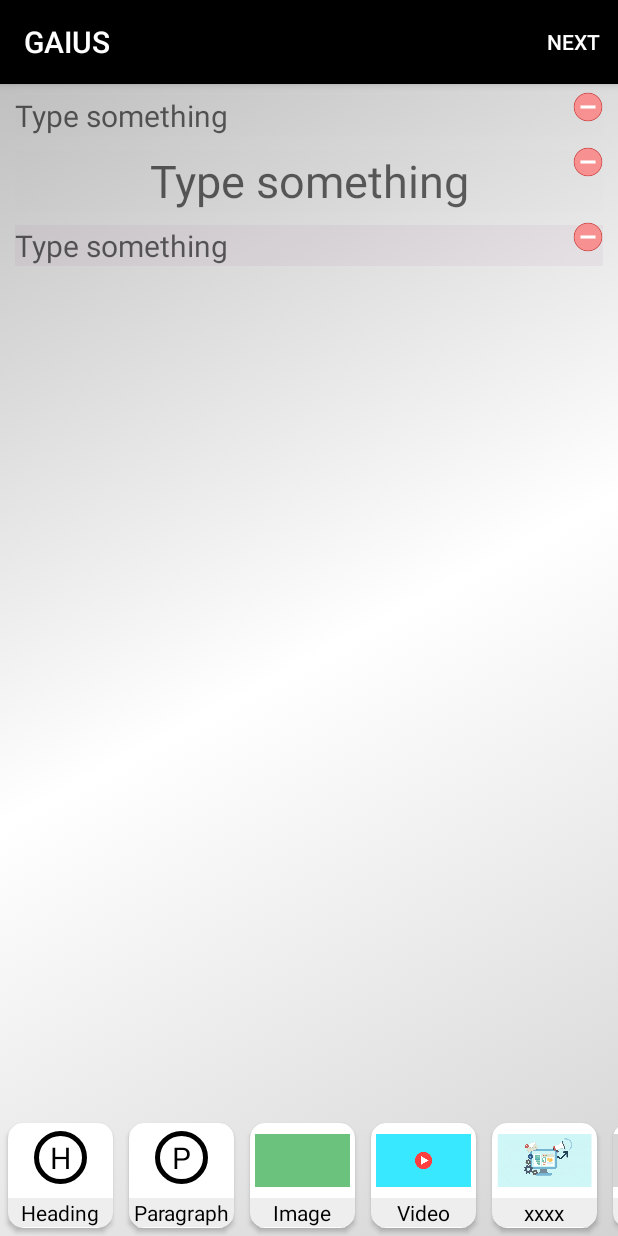
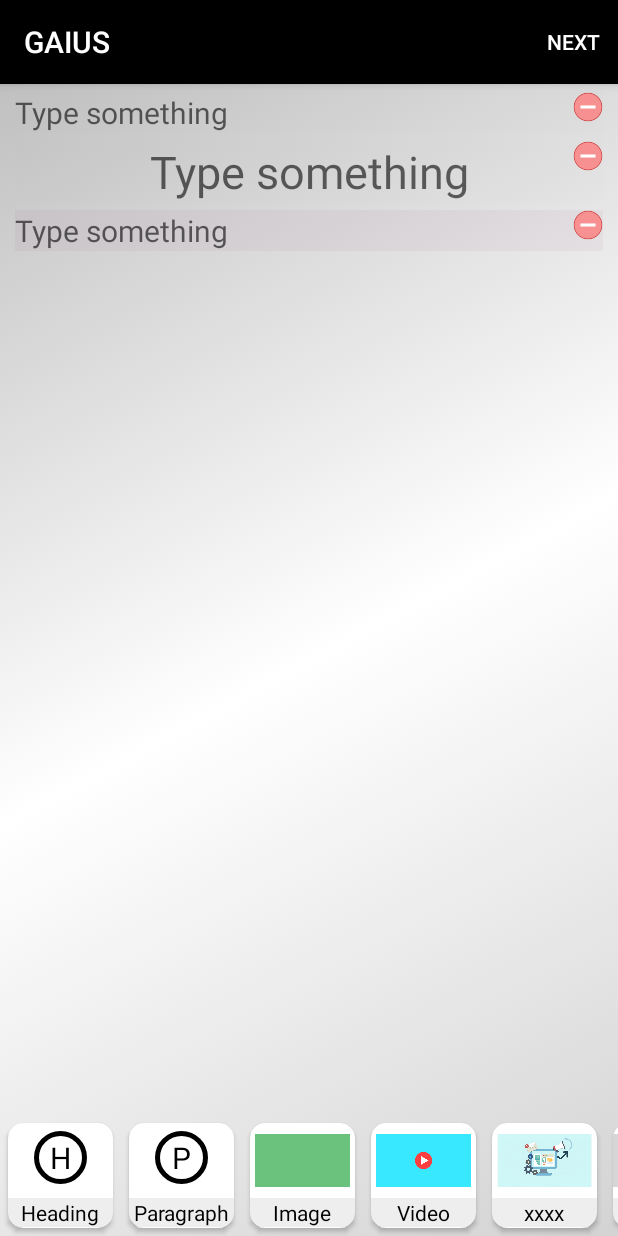
Before and after one commit to thp-comnets/GAIUS2.0, an Android app: the SimpleWebCreation screen opened directly, with no data from a screen before it, after a tap on an icon or button, on a phone screen of 412 x 824 dp. Run offline under Robolectric (Android 15) with nearby library versions, the phone set to English and light mode, and no system bars; libraries missing offline, so code that uses them is left out: cn.jzvd, net.gotev.uploadservice; plain views replace JzvdStd; Roboto replaces fonts that are not available here; 6 statements that could not run were skipped; 3 other taps on this screen came first; grey boxes are pictures that could not be loaded.

Commit message:
fixed issue deleting text that lead to reseting all text fields in simple creation

```diff
--- a/app/src/main/java/com/gaius/gaiusapp/LoginActivity.java
+++ b/app/src/main/java/com/gaius/gaiusapp/LoginActivity.java
@@ -169,7 +169,8 @@ public class LoginActivity extends AppCompatActivity {
             @Override
             public void onErrorResponse(VolleyError error) {
                 if (!automaticLogin) {
-                    Log.e("User Login", "Login Error: " + error.getMessage());
+                    Log.d("User Login", "Login Error: " + error.getMessage());
+                    Log.d("User Login", "token "+prefs.getString("account_token", "XXXXX"));
                     Toast.makeText(getApplicationContext(),
                             error.getMessage(), Toast.LENGTH_LONG).show();
                 }
--- a/app/src/main/java/com/gaius/gaiusapp/adapters/ItemsAdapter.java
+++ b/app/src/main/java/com/gaius/gaiusapp/adapters/ItemsAdapter.java
@@ -14,6 +14,7 @@ import android.widget.RelativeLayout;
 import com.gaius.gaiusapp.classes.Item;
 import com.gaius.gaiusapp.R;
 import com.gaius.gaiusapp.helper.ItemTouchHelperAdapter;
+import com.gaius.gaiusapp.utils.FontProvider;
 
 import java.util.Collections;
 import java.util.List;
@@ -28,7 +29,7 @@ public class ItemsAdapter extends RecyclerView.Adapter<ItemsAdapter.ItemViewHold
     private List<Item> contentsList;
     private View.OnClickListener mOnClickListener;
 
-    public ItemsAdapter(Context mCtx, List<Item> contentsList, View.OnClickListener mOnClickListener) {
+    public ItemsAdapter(Context mCtx, List<Item> contentsList) {
         this.mCtx = mCtx;
         this.contentsList = contentsList;
         this.mOnClickListener = mOnClickListener;
@@ -49,8 +50,15 @@ public class ItemsAdapter extends RecyclerView.Adapter<ItemsAdapter.ItemViewHold
         switch (item.getType()) {
             case "text":
                 holder.editText.setVisibility(View.VISIBLE);
+                holder.imageView.setVisibility(View.GONE);
+                holder.videoView.setVisibility(View.GONE);
+                item.setView(holder.editText);
+                holder.editText.setText("");
                 holder.editText.requestFocus();
                 holder.editText.setOnFocusChangeListener(this);
+
+                FontProvider fontProvider = new FontProvider(mCtx.getResources());;
+                holder.editText.setTypeface(fontProvider.getTypeface("Arial"));
 
                 if (item.getTextType().contains("header")) {
                     holder.editText.setTextSize(30);
@@ -62,12 +70,14 @@ public class ItemsAdapter extends RecyclerView.Adapter<ItemsAdapter.ItemViewHold
                     item.setFontSize(20);
                 }
 
-                item.setView(holder.editText);
                 holder.editText.addOnLayoutChangeListener(this);
 
                 break;
             case "image":
+                holder.editText.setVisibility(View.GONE);
                 holder.imageView.setVisibility(View.VISIBLE);
+                holder.videoView.setVisibility(View.GONE);
+
                 holder.imageView.setImageBitmap(item.getImageBitmap());
 
                 item.setView(holder.imageView);
@@ -75,7 +85,10 @@ public class ItemsAdapter extends RecyclerView.Adapter<ItemsAdapter.ItemViewHold
 
                 break;
             case "video":
+                holder.editText.setVisibility(View.GONE);
+                holder.imageView.setVisibility(View.GONE);
                 holder.videoView.setVisibility(View.VISIBLE);
+
                 holder.videoView.setUp(item.getVideoPath(), "", Jzvd.SCREEN_WINDOW_LIST);
                 holder.videoView.thumbImageView.setImageBitmap(item.getVideoBitmap());
 
@@ -84,8 +97,21 @@ public class ItemsAdapter extends RecyclerView.Adapter<ItemsAdapter.ItemViewHold
                 break;
         }
 
-        holder.deleteButton.setTag(item.getId());
-        holder.deleteButton.setOnClickListener(mOnClickListener);
+        item.setDeleteView(holder.deleteButton);
+        holder.deleteButton.setOnClickListener(new View.OnClickListener() {
+            @Override
+            public void onClick(View v) {
+                for (int i=0; i<contentsList.size(); i++) {
+                    Item it = contentsList.get(i);
+                    if (it.getDeleteView().equals(v)) {
+                        contentsList.remove(it);
+                        notifyItemRemoved(i);
+                        break;
+                    }
+                }
+            }
+        });
+
     }
 
     @Override
@@ -107,7 +133,7 @@ public class ItemsAdapter extends RecyclerView.Adapter<ItemsAdapter.ItemViewHold
     @Override
     public void onFocusChange(View v, boolean hasFocus) {
         for (Item it: contentsList) {
-            if (it.getView().equals(v)) {
+            if (it.getType().equals("text") && it.getView().equals(v)) {
                 it.setText(((EditText) v).getText().toString());
             }
         }
--- a/app/src/main/java/com/gaius/gaiusapp/classes/Item.java
+++ b/app/src/main/java/com/gaius/gaiusapp/classes/Item.java
@@ -20,6 +20,8 @@ public class Item {
     private String imagePath;
     private Bitmap videoBitmap;
     private String videoPath;
+
+    private View deleteView;
 
     public Item(int id, String type, String textType, String imageUrl, String videoUrl) {
         this.id = id;
@@ -101,4 +103,13 @@ public class Item {
     public void setFontSize(int fontSize) {
         this.fontSize = fontSize;
     }
+
+    public View getDeleteView() {
+        return deleteView;
+    }
+
+    public void setDeleteView(View deleteView) {
+        this.deleteView = deleteView;
+    }
+
 }
--- a/app/src/main/res/layout/item_list.xml
+++ b/app/src/main/res/layout/item_list.xml
@@ -10,9 +10,9 @@
         android:id="@+id/relative_layout"
         android:layout_width="fill_parent"
         android:layout_height="wrap_content"
-        android:layout_marginTop="5dp"
-        android:layout_marginStart="10dp"
-        android:layout_marginEnd="10dp"
+        android:paddingTop="5dp"
+        android:paddingStart="10dp"
+        android:paddingEnd="10dp"
         android:orientation="vertical"
         android:gravity="center_vertical">
 
@@ -29,9 +29,8 @@
             android:id="@+id/edit_text"
             android:layout_width="match_parent"
             android:layout_height="wrap_content"
-            android:layout_marginTop="2dp"
-            android:layout_marginBottom="2dp"
             android:background="#11000000"
+            android:fontFamily="Arial"
             android:backgroundTint="@color/focus_tint_list"
             android:hint="Type something"
             android:visibility="gone"/>
```
Also changed, not shown: app/src/main/java/com/gaius/gaiusapp/SimpleWebCreation.java (+18 -40 lines).
